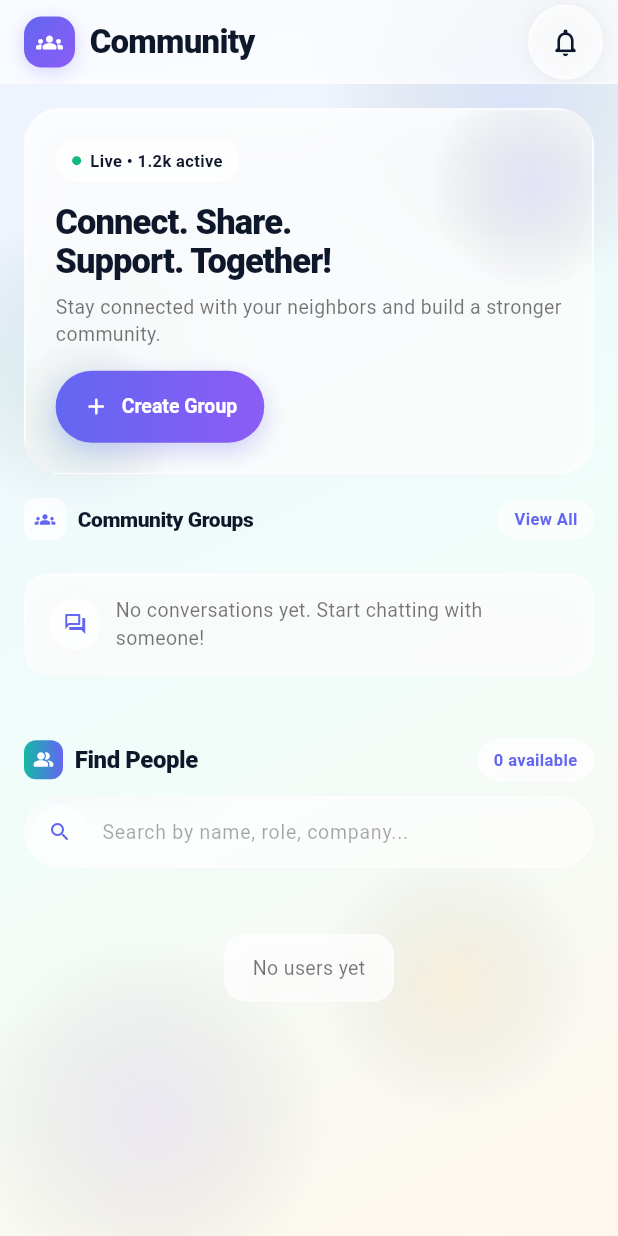
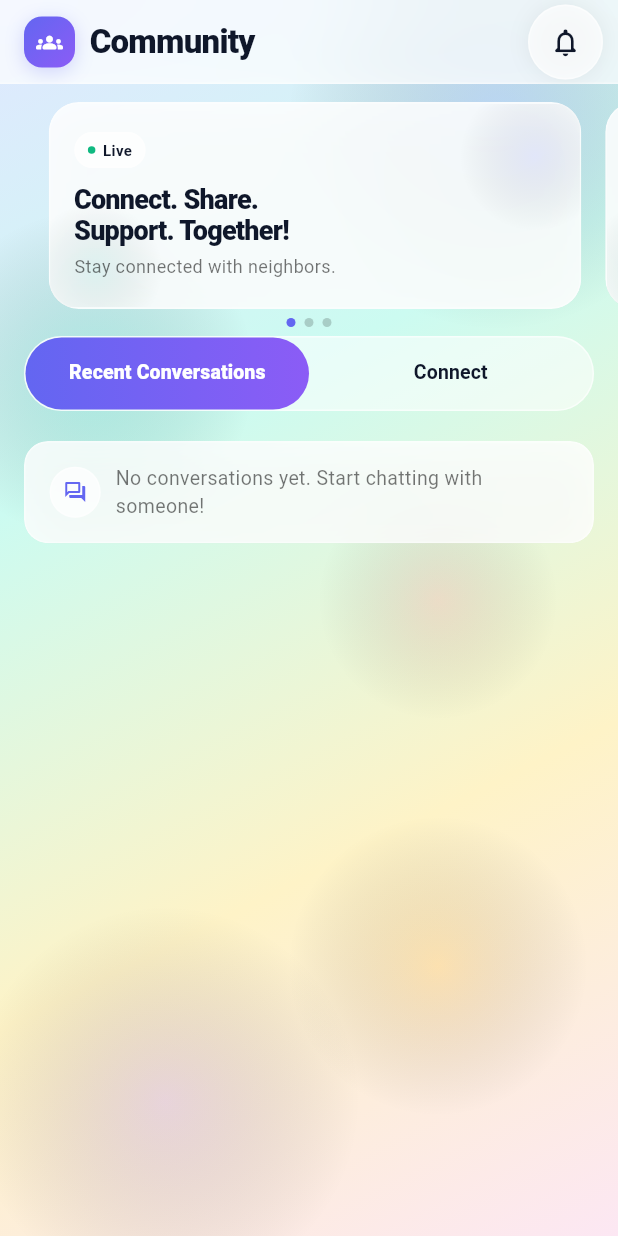
Before and after one commit to testgyaan12-boop/office-buddy-frontend, a Flutter app: the CommunityTab screen opened directly, on a phone screen of 412 x 824 dp. Run offline on Flutter 3.47's test engine with Material 3 defaults, Android fonts, the phone set to English and light mode, and no system bars; our stand-ins replace cached_network_image, dio, file_picker, flutter_markdown, flutter_riverpod, flutter_secure_storage and 6 more; missing offline and left inert: flutter_pdfview; accounts and stored records are empty; network calls fail.

Commit message:
ommunit ui changes

```diff
--- a/lib/features/community/community_tab.dart
+++ b/lib/features/community/community_tab.dart
@@ -1,3 +1,4 @@
+import 'dart:async';
 import 'dart:ui';
 import 'package:cached_network_image/cached_network_image.dart';
 import 'package:flutter/material.dart';
@@ -13,14 +14,14 @@ const _violet = Color(0xFF8B5CF6);
 const _amber = Color(0xFFF59E0B);
 
 const _cardPastels = [
-  Color(0xFFFFE4E4),
-  Color(0xFFE4F0FF),
-  Color(0xFFE4FFE4),
-  Color(0xFFFFF8E4),
-  Color(0xFFF0E4FF),
-  Color(0xFFFFEDE4),
-  Color(0xFFE4FFFA),
-  Color(0xFFF0F0FF),
+  Color(0xFFFFCDD2),
+  Color(0xFFBBDEFB),
+  Color(0xFFC8E6C9),
+  Color(0xFFFFE0B2),
+  Color(0xFFE1BEE7),
+  Color(0xFFFFCCBC),
+  Color(0xFFB2DFDB),
+  Color(0xFFD1C4E9),
 ];
 
 class CommunityTab extends ConsumerStatefulWidget {
@@ -30,6 +31,30 @@ class CommunityTab extends ConsumerStatefulWidget {
 }
 
 class _CommunityTabState extends ConsumerState<CommunityTab> {
+  final _searchController = TextEditingController();
+  String _searchQuery = '';
+  final _pageController = PageController(viewportFraction: 0.92);
+  int _currentPage = 0;
+  Timer? _carouselTimer;
+
+  @override
+  void initState() {
+    super.initState();
+    _carouselTimer = Timer.periodic(const Duration(seconds: 3), (_) {
+      if (!mounted) return;
+      final next = (_currentPage + 1) % 3;
+      _pageController.animateToPage(next, duration: const Duration(milliseconds: 350), curve: Curves.easeInOut);
+    });
+  }
+
+  @override
+  void dispose() {
+    _carouselTimer?.cancel();
+    _pageController.dispose();
+    _searchController.dispose();
+    super.dispose();
+  }
+
   Future<void> _startChat(String userId) async {
     final convId = await ref.read(communityProvider.notifier).getOrCreateConversation(userId);
     if (convId != null && mounted) context.push('/chat/$convId');
@@ -59,12 +84,6 @@ class _CommunityTabState extends ConsumerState<CommunityTab> {
     );
   }
 
-  final _searchController = TextEditingController();
-  String _searchQuery = '';
-
-  @override
-  void dispose() { _searchController.dispose(); super.dispose(); }
-
   List<Map<String, dynamic>> _filteredUsers(List<Map<String, dynamic>> users) {
     if (_searchQuery.isEmpty) return users;
     final q = _searchQuery.toLowerCase();
@@ -82,7 +101,9 @@ class _CommunityTabState extends ConsumerState<CommunityTab> {
     final users = _filteredUsers(state.allUsers);
     final conversations = state.conversations;
 
-    return Scaffold(
+    return DefaultTabController(
+      length: 2,
+      child: Scaffold(
         extendBodyBehindAppBar: true,
         backgroundColor: Colors.transparent,
         appBar: AppBar(
@@ -143,102 +164,103 @@ class _CommunityTabState extends ConsumerState<CommunityTab> {
           SafeArea(
             child: state.isLoading
                 ? const Center(child: CircularProgressIndicator(color: _indigo))
-                : RefreshIndicator(
-                    color: _indigo,
-                    onRefresh: () => ref.read(communityProvider.notifier).loadCommunity(),
-                    child: ListView(
-                      padding: const EdgeInsets.only(bottom: 24),
+                : Column(
                     children: [
-                        // PREMIUM BANNER — full glass with gradient orbs
-                        Padding(
-                          padding: const EdgeInsets.all(16),
+                      const SizedBox(height: 12),
+                      SizedBox(
+                        height: 138,
+                        child: PageView.builder(
+                          controller: _pageController,
+                          onPageChanged: (i) => setState(() => _currentPage = i),
+                          itemCount: 3,
+                          itemBuilder: (context, index) {
+                            final titles = ['Connect. Share.\nSupport. Together!', 'Find People\nNear You', 'Grow Your\nNetwork'];
+                            final subtitles = ['Stay connected with neighbors.', 'Discover colleagues & friends.', 'Build stronger community.'];
+                            return Padding(
+                              padding: EdgeInsets.only(left: index == 0 ? 16 : 8, right: index == 2 ? 16 : 8),
                               child: GlassCard(
-                            blur: 16, opacity: 0.62, borderRadius: BorderRadius.circular(24),
+                                blur: 14, opacity: 0.68, borderRadius: BorderRadius.circular(20),
                                 child: Stack(
                                   children: [
                                     Positioned(
-                                  right: -30, top: -20,
-                                  child: Container(
-                                    width: 140, height: 140,
-                                    decoration: BoxDecoration(
-                                      shape: BoxShape.circle,
-                                      gradient: RadialGradient(colors: [_indigo.withValues(alpha: 0.14), Colors.transparent]),
-                                    ),
-                                  ),
+                                      right: -20, top: -15,
+                                      child: Container(width: 100, height: 100, decoration: BoxDecoration(shape: BoxShape.circle, gradient: RadialGradient(colors: [_indigo.withValues(alpha: 0.12), Colors.transparent]))),
                                     ),
                                     Positioned(
-                                  left: -20, bottom: -30,
-                                  child: Container(
-                                    width: 120, height: 120,
-                                    decoration: BoxDecoration(
-                                      shape: BoxShape.circle,
-                                      gradient: RadialGradient(colors: [_teal.withValues(alpha: 0.13), Colors.transparent]),
-                                    ),
-                                  ),
+                                      left: -15, bottom: -20,
+                                      child: Container(width: 90, height: 90, decoration: BoxDecoration(shape: BoxShape.circle, gradient: RadialGradient(colors: [_teal.withValues(alpha: 0.11), Colors.transparent]))),
                                     ),
                                     Padding(
-                                  padding: const EdgeInsets.all(20),
+                                      padding: const EdgeInsets.all(16),
                                       child: Column(
                                         crossAxisAlignment: CrossAxisAlignment.start,
+                                        mainAxisAlignment: MainAxisAlignment.center,
                                         children: [
                                           Container(
-                                        padding: const EdgeInsets.symmetric(horizontal: 10, vertical: 5),
-                                        decoration: BoxDecoration(
-                                          color: Colors.white.withValues(alpha: 0.72),
-                                          borderRadius: BorderRadius.circular(20),
-                                          border: Border.all(color: Colors.white.withValues(alpha: 0.50)),
+                                            padding: const EdgeInsets.symmetric(horizontal: 8, vertical: 4),
+                                            decoration: BoxDecoration(color: Colors.white.withValues(alpha: 0.72), borderRadius: BorderRadius.circular(20), border: Border.all(color: Colors.white.withValues(alpha: 0.50))),
+                                            child: Row(mainAxisSize: MainAxisSize.min, children: [Container(width: 5, height: 5, decoration: const BoxDecoration(color: Color(0xFF10B981), shape: BoxShape.circle)), const SizedBox(width: 5), const Text('Live', style: TextStyle(fontSize: 10, fontWeight: FontWeight.w700, color: Color(0xFF0F172A)))]),
                                           ),
-                                        child: Row(
-                                          mainAxisSize: MainAxisSize.min,
-                                          children: [
-                                            Container(width: 6, height: 6, decoration: const BoxDecoration(color: Color(0xFF10B981), shape: BoxShape.circle)),
-                                            const SizedBox(width: 6),
-                                            const Text('Live • 1.2k active', style: TextStyle(fontSize: 11, fontWeight: FontWeight.w700, color: Color(0xFF0F172A))),
-                                          ],
-                                        ),
-                                      ),
-                                      const SizedBox(height: 14),
-                                      const Text('Connect. Share.\nSupport. Together!', style: TextStyle(fontSize: 23, fontWeight: FontWeight.w800, height: 1.15, color: Color(0xFF0F172A), letterSpacing: -0.6)),
-                                      const SizedBox(height: 8),
-                                      Text('Stay connected with your neighbors and build a stronger community.', style: TextStyle(color: Colors.black.withValues(alpha: 0.55), height: 1.4, fontSize: 13)),
-                                      const SizedBox(height: 16),
-                                      Container(
-                                        decoration: BoxDecoration(
-                                          gradient: const LinearGradient(colors: [_indigo, _violet]),
-                                          borderRadius: BorderRadius.circular(30),
-                                          boxShadow: [BoxShadow(color: _indigo.withValues(alpha: 0.28), blurRadius: 14, offset: const Offset(0, 6))],
-                                        ),
-                                        child: ElevatedButton.icon(
-                                          style: ElevatedButton.styleFrom(
-                                            backgroundColor: Colors.transparent,
-                                            shadowColor: Colors.transparent,
-                                            foregroundColor: Colors.white,
-                                            shape: RoundedRectangleBorder(borderRadius: BorderRadius.circular(30)),
-                                            padding: const EdgeInsets.symmetric(horizontal: 18, vertical: 11),
-                                            elevation: 0,
-                                          ),
-                                          onPressed: () {},
-                                          icon: const Icon(Icons.add_rounded, size: 18),
-                                          label: const Text('Create Group', style: TextStyle(fontWeight: FontWeight.w700, fontSize: 13)),
-                                        ),
-                                      ),
+                                          const SizedBox(height: 10),
+                                          Text(titles[index], style: const TextStyle(fontSize: 18, fontWeight: FontWeight.w800, height: 1.15, color: Color(0xFF0F172A), letterSpacing: -0.5)),
+                                          const SizedBox(height: 6),
+                                          Text(subtitles[index], style: TextStyle(color: Colors.black.withValues(alpha: 0.55), height: 1.3, fontSize: 12)),
                                         ],
                                       ),
                                     ),
                                   ],
                                 ),
                               ),
+                            );
+                          },
                         ),
-
-                        _sectionHeader('Community Groups', 'View All', Icons.groups_rounded),
-                        ...conversations.take(3).map((c) => _groupTile(
-                          title: c.otherUserName,
-                          subtitle: c.lastMessage?.isNotEmpty == true ? c.lastMessage! : 'Tap to start conversation',
-                          status: c.unreadCount > 0 ? '${c.unreadCount} new' : 'Online',
-                          unread: c.unreadCount,
-                          onTap: () => context.push('/chat/${c.id}'),
+                      ),
+                      const SizedBox(height: 6),
+                      Row(
+                        mainAxisAlignment: MainAxisAlignment.center,
+                        children: List.generate(3, (i) => Container(
+                          width: 6, height: 6, margin: const EdgeInsets.symmetric(horizontal: 3),
+                          decoration: BoxDecoration(color: _currentPage == i ? _indigo : Colors.black.withValues(alpha: 0.18), shape: BoxShape.circle),
                         )),
-                        if (conversations.isEmpty)
+                      ),
+                      const SizedBox(height: 6),
+                      Padding(
+                        padding: const EdgeInsets.symmetric(horizontal: 16),
+                        child: Container(
+                          decoration: BoxDecoration(
+                            color: Colors.white.withValues(alpha: 0.55),
+                            borderRadius: BorderRadius.circular(30),
+                            border: Border.all(color: Colors.white.withValues(alpha: 0.60)),
+                          ),
+                          child: TabBar(
+                            labelColor: Colors.white,
+                            unselectedLabelColor: const Color(0xFF0F172A),
+                            indicator: BoxDecoration(
+                              gradient: const LinearGradient(colors: [_indigo, _violet]),
+                              borderRadius: BorderRadius.circular(30),
+                            ),
+                            indicatorSize: TabBarIndicatorSize.tab,
+                            dividerColor: Colors.transparent,
+                            labelStyle: const TextStyle(fontWeight: FontWeight.w800, fontSize: 13),
+                            unselectedLabelStyle: const TextStyle(fontWeight: FontWeight.w600, fontSize: 13),
+                            tabs: const [
+                              Tab(text: 'Recent Conversations'),
+                              Tab(text: 'Connect'),
+                            ],
+                          ),
+                        ),
+                      ),
+                      const SizedBox(height: 8),
+                      Expanded(
+                        child: TabBarView(
+                          children: [
+                            // RECENT TAB
+                            RefreshIndicator(
+                              color: _indigo,
+                              onRefresh: () => ref.read(communityProvider.notifier).loadCommunity(),
+                              child: conversations.isEmpty
+                                  ? ListView(
+                                      children: [
                                         Padding(
                                           padding: const EdgeInsets.symmetric(horizontal: 16, vertical: 12),
                                           child: GlassCard(
@@ -257,22 +279,31 @@ class _CommunityTabState extends ConsumerState<CommunityTab> {
                                             ),
                                           ),
                                         ),
-
-                        const SizedBox(height: 18),
-                        if (conversations.isNotEmpty) ...[
-                          _sectionHeader('Recent Conversations', '${conversations.length}', Icons.chat_bubble_outline_rounded),
-                          ...conversations.map((c) => _conversationTile(
+                                      ],
+                                    )
+                                  : ListView.builder(
+                                      padding: const EdgeInsets.fromLTRB(0, 4, 0, 16),
+                                      itemCount: conversations.length,
+                                      itemBuilder: (context, i) {
+                                        final c = conversations[i];
+                                        return _conversationTile(
                                           name: c.otherUserName,
                                           msg: c.lastMessage ?? '',
                                           unread: c.unreadCount,
                                           onTap: () => context.push('/chat/${c.id}'),
-                          )),
-                          const SizedBox(height: 6),
-                        ],
-
-                        const SizedBox(height: 12),
+                                        );
+                                      },
+                                    ),
+                            ),
+                            // CONNECT TAB — Find People
+                            RefreshIndicator(
+                              color: _indigo,
+                              onRefresh: () => ref.read(communityProvider.notifier).loadCommunity(),
+                              child: ListView(
+                                padding: const EdgeInsets.only(bottom: 16),
+                                children: [
                                   Padding(
-                          padding: const EdgeInsets.symmetric(horizontal: 16),
+                                    padding: const EdgeInsets.fromLTRB(16, 8, 16, 8),
                                     child: Row(
                                       mainAxisAlignment: MainAxisAlignment.spaceBetween,
                                       children: [
@@ -298,7 +329,6 @@ class _CommunityTabState extends ConsumerState<CommunityTab> {
                                       ],
                                     ),
                                   ),
-                        const SizedBox(height: 10),
                                   Padding(
                                     padding: const EdgeInsets.fromLTRB(16, 0, 16, 8),
                                     child: ClipRRect(
@@ -357,8 +387,14 @@ class _CommunityTabState extends ConsumerState<CommunityTab> {
                                 ],
                               ),
                             ),
+                          ],
+                        ),
                       ),
                     ],
+                  ),
+          ),
+        ],
+      ),
       ),
     );
   }
@@ -514,11 +550,15 @@ class _CommunityTabState extends ConsumerState<CommunityTab> {
           child: Container(
             decoration: BoxDecoration(
               borderRadius: BorderRadius.circular(20),
-              color: tint.withValues(alpha: 0.52),
-              border: Border.all(color: Colors.white.withValues(alpha: 0.55), width: 1.1),
+              gradient: LinearGradient(
+                colors: [tint.withValues(alpha: 0.72), Colors.white.withValues(alpha: 0.55)],
+                begin: Alignment.topLeft,
+                end: Alignment.bottomRight,
+              ),
+              border: Border.all(color: Colors.white.withValues(alpha: 0.65), width: 1.2),
               boxShadow: [
-                BoxShadow(color: tint.withValues(alpha: 0.22), blurRadius: 14, offset: const Offset(0, 6)),
-                BoxShadow(color: Colors.white.withValues(alpha: 0.45), blurRadius: 0, offset: const Offset(0, 0)),
+                BoxShadow(color: tint.withValues(alpha: 0.28), blurRadius: 16, offset: const Offset(0, 6)),
+                BoxShadow(color: Colors.white.withValues(alpha: 0.50), blurRadius: 0, offset: const Offset(0, 0)),
               ],
             ),
             child: Column(
--- a/lib/shared/widgets/glass_card.dart
+++ b/lib/shared/widgets/glass_card.dart
@@ -68,10 +68,10 @@ class GlassCard extends StatelessWidget {
   }
 }
 
-/// Industry mesh background for full glass pages
+/// Industry mesh background for full glass pages — colorful
 class GlassMeshBackground extends StatelessWidget {
   final List<Color> colors;
-  const GlassMeshBackground({super.key, this.colors = const [Color(0xFFEEF2FF), Color(0xFFF0FDFA), Color(0xFFFFF7ED)]});
+  const GlassMeshBackground({super.key, this.colors = const [Color(0xFFE0E7FF), Color(0xFFCCFBF1), Color(0xFFFEF3C7), Color(0xFFFCE7F3)]});
 
   @override
   Widget build(BuildContext context) {
@@ -89,11 +89,11 @@ class GlassMeshBackground extends StatelessWidget {
         Positioned(
           top: -60, right: -60,
           child: Container(
-            width: 260, height: 260,
+            width: 280, height: 280,
             decoration: BoxDecoration(
               shape: BoxShape.circle,
               gradient: RadialGradient(
-                colors: [const Color(0xFF6366F1).withValues(alpha: 0.14), Colors.transparent],
+                colors: [const Color(0xFF6366F1).withValues(alpha: 0.22), Colors.transparent],
               ),
             ),
           ),
@@ -101,11 +101,11 @@ class GlassMeshBackground extends StatelessWidget {
         Positioned(
           top: 140, left: -50,
           child: Container(
-            width: 200, height: 200,
+            width: 220, height: 220,
             decoration: BoxDecoration(
               shape: BoxShape.circle,
               gradient: RadialGradient(
-                colors: [const Color(0xFF14B8A6).withValues(alpha: 0.13), Colors.transparent],
+                colors: [const Color(0xFF14B8A6).withValues(alpha: 0.20), Colors.transparent],
               ),
             ),
           ),
@@ -113,11 +113,11 @@ class GlassMeshBackground extends StatelessWidget {
         Positioned(
           bottom: 80, right: 20,
           child: Container(
-            width: 180, height: 180,
+            width: 200, height: 200,
             decoration: BoxDecoration(
               shape: BoxShape.circle,
               gradient: RadialGradient(
-                colors: [const Color(0xFFF59E0B).withValues(alpha: 0.10), Colors.transparent],
+                colors: [const Color(0xFFF59E0B).withValues(alpha: 0.18), Colors.transparent],
               ),
             ),
           ),
@@ -125,11 +125,23 @@ class GlassMeshBackground extends StatelessWidget {
         Positioned(
           bottom: -40, left: -20,
           child: Container(
-            width: 240, height: 240,
+            width: 260, height: 260,
             decoration: BoxDecoration(
               shape: BoxShape.circle,
               gradient: RadialGradient(
-                colors: [const Color(0xFF8B5CF6).withValues(alpha: 0.11), Colors.transparent],
+                colors: [const Color(0xFF8B5CF6).withValues(alpha: 0.19), Colors.transparent],
+              ),
+            ),
+          ),
+        ),
+        Positioned(
+          top: 320, right: 40,
+          child: Container(
+            width: 160, height: 160,
+            decoration: BoxDecoration(
+              shape: BoxShape.circle,
+              gradient: RadialGradient(
+                colors: [const Color(0xFFF43F5E).withValues(alpha: 0.14), Colors.transparent],
               ),
             ),
           ),
```
Lines whose indentation alone changed are shown as unchanged.
